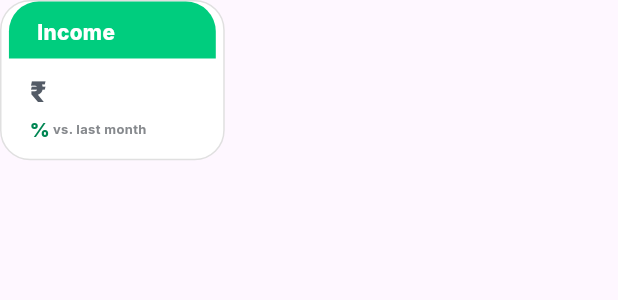
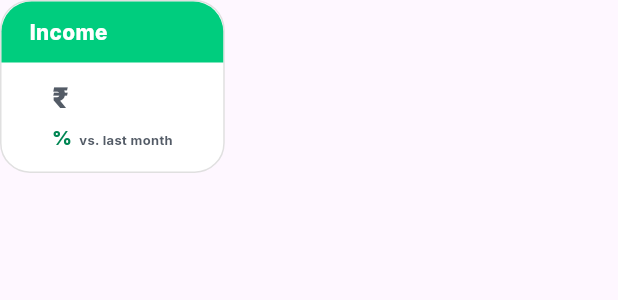
Before and after one commit to blackminystudio/tacklepay, a Flutter app: the SummaryPreviewCard widget shown alone on an empty page, opened directly with empty values, on a phone screen of 412 x 824 dp. Shown: the top 300 px of the screen. Run offline on Flutter 3.47's test engine with Material 3 defaults, Android fonts, the phone set to English and light mode, and no system bars; our stand-ins replace flutter_screenutil.

Commit message:
summary  preview card created

```diff
--- a/lib/theme/extensions/miny_sizing.dart
+++ b/lib/theme/extensions/miny_sizing.dart
@@ -51,7 +51,6 @@ class SizingDimensions {
   double get s20 => scale(SizingTokens.s20);
   double get s22 => scale(SizingTokens.s22);
   double get s28 => scale(SizingTokens.s28);
-  double get s31 => scale(SizingTokens.s31);
   double get s32 => scale(SizingTokens.s32);
   double get s36 => scale(SizingTokens.s36);
   double get s40 => scale(SizingTokens.s40);
--- a/lib/theme/tokens/sizing_tokens.dart
+++ b/lib/theme/tokens/sizing_tokens.dart
@@ -20,7 +20,6 @@ class SizingTokens {
   static const double s20 = 80.0;
   static const double s22 = 88.0;
   static const double s28 = 112.0;
-  static const double s31 = 124.0;
   static const double s32 = 128.0;
   static const double s36 = 144.0;
   static const double s40 = 160.0;
--- a/lib/widgets/summary_preview_card.dart
+++ b/lib/widgets/summary_preview_card.dart
@@ -40,7 +40,6 @@ class SummaryPreviewCard extends StatelessWidget {
         ? theme.colors.primary
         : theme.colors.secondary;
     return Container(
-      height: theme.sizing.height.s31,
       width: theme.sizing.width.s40,
       decoration: BoxDecoration(
         border: Border.all(color: theme.colors.contrastLow),
@@ -48,11 +47,11 @@ class SummaryPreviewCard extends StatelessWidget {
         color: theme.colors.light,
       ),
       child: Column(
+        mainAxisSize: MainAxisSize.min,
         children: [
           // Header part
           Container(
-            height: theme.sizing.height.s11,
-            width: theme.sizing.height.s40,
+            width: double.infinity,
             decoration: BoxDecoration(
               color: headerColor,
               borderRadius: BorderRadius.vertical(
@@ -72,11 +71,13 @@ class SummaryPreviewCard extends StatelessWidget {
               ),
             ),
           ),
-
+          // Content
           Padding(
-            padding: EdgeInsets.symmetric(
-              horizontal: theme.spacing.width.s20,
-              vertical: theme.spacing.width.s10,
+            padding: EdgeInsets.only(
+              left: theme.spacing.width.s16,
+              top: theme.spacing.height.s12,
+              right: theme.spacing.width.s16,
+              bottom: theme.spacing.height.s16,
             ),
             child: Column(
               crossAxisAlignment: CrossAxisAlignment.start,
@@ -87,24 +88,23 @@ class SummaryPreviewCard extends StatelessWidget {
                     color: theme.colors.contrastDark,
                   ),
                 ),
-                SizedBox(height: theme.spacing.height.s2),
-                Row(
-                  children: [
-                    Text(
-                      '$percentage%',
+                SizedBox(height: theme.spacing.height.s4),
+                Text.rich(
+                  TextSpan(
+                    text: '$percentage%',
                     style: theme.textStyle.bodyBold.copyWith(
                       color: getColor(theme, isIncome),
                     ),
-                    ),
-                    SizedBox(width: theme.spacing.width.s2),
-                    Text(
-                      summaryPreviewCardQuote,
+                    children: [
+                      TextSpan(
+                        text: '  vs. last month',
                         style: theme.textStyle.quote.copyWith(
-                        color: theme.colors.contrastMedium,
+                          color: theme.colors.contrastDark,
                         ),
                       ),
                     ],
                   ),
+                )
               ],
             ),
           ),
```
Lines whose indentation alone changed are shown as unchanged.
